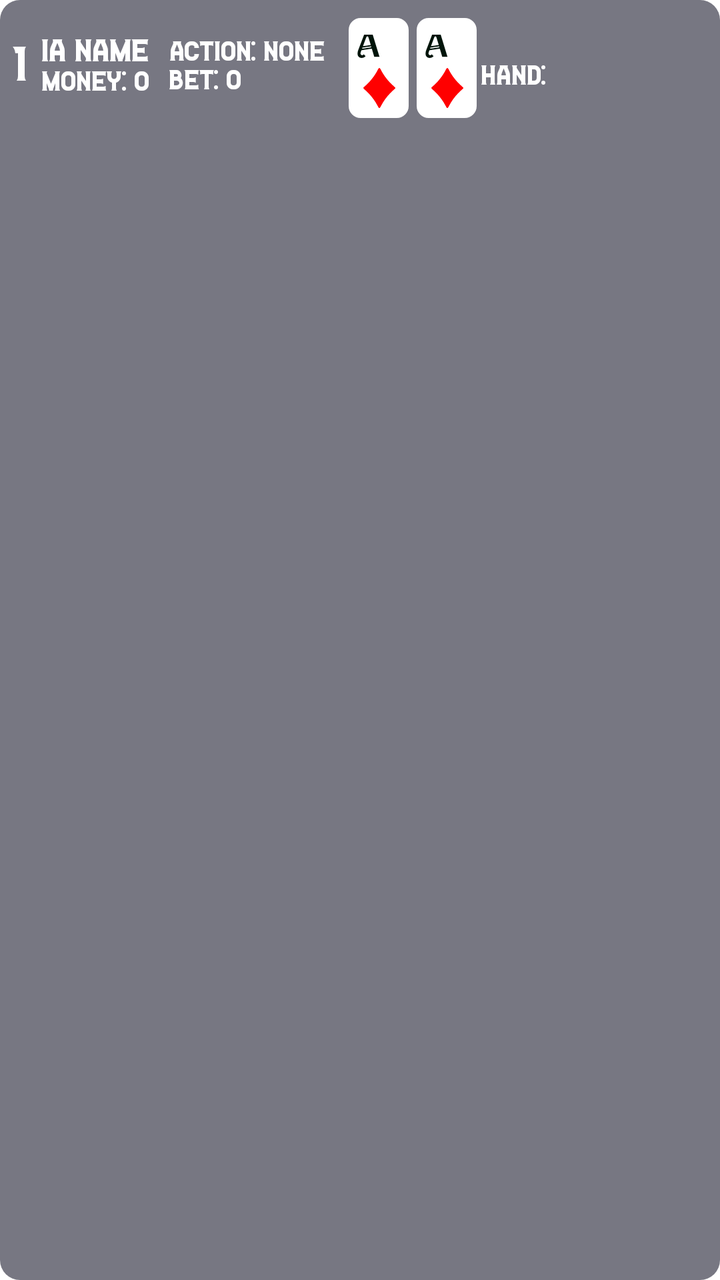
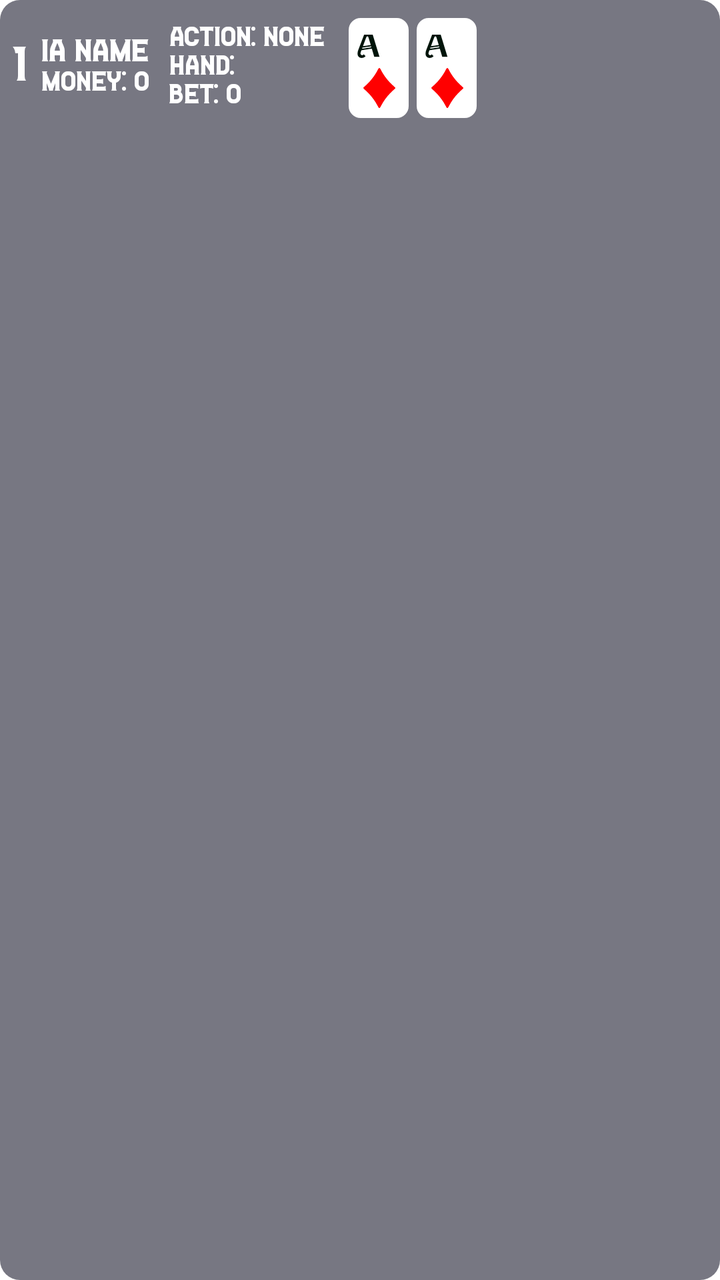

The first picture is an Android layout as it rendered before a commit; the second is the same layout after the commit. The layout source and the unified diff follow.
<!-- AndroidManifest.xml: application theme Theme.PokerLab -->
<!-- res/layout/ia_item.xml -->
<?xml version="1.0" encoding="utf-8"?>
<androidx.constraintlayout.widget.ConstraintLayout xmlns:android="http://schemas.android.com/apk/res/android"
    android:layout_width="wrap_content"
    android:layout_height="wrap_content"
    android:background="@drawable/rounded_corners"
    android:padding="4dp">

        <LinearLayout
            android:layout_width="wrap_content"
            android:layout_height="wrap_content"
            android:gravity="center"
            android:orientation="horizontal">

            <TextView
                android:id="@+id/IAposition"
                android:layout_width="wrap_content"
                android:layout_height="wrap_content"
                android:text="1"
                android:textColor="@color/backG"
                android:gravity="start"
                android:layout_marginStart="2dp"
                android:layout_marginEnd="2dp"
                android:fontFamily="@font/casino"
                android:orientation="vertical"/>

            <LinearLayout
                android:layout_width="wrap_content"
                android:layout_height="wrap_content"
                android:layout_margin="5dp"
                android:gravity="start"
                android:orientation="vertical">

                <TextView
                    android:id="@+id/iaName"
                    android:fontFamily="@font/casino"
                    android:layout_width="wrap_content"
                    android:layout_height="wrap_content"
                    android:text="IA Name"
                    android:textColor="@color/backG"
                    android:textSize="16sp" />

                <TextView
                    android:id="@+id/iaMoney"
                    android:fontFamily="@font/casino"
                    android:layout_width="wrap_content"
                    android:layout_height="wrap_content"
                    android:text="Money: 0"
                    android:textColor="@color/backG"
                    android:textSize="14sp" />

            </LinearLayout>

            <LinearLayout
                android:layout_width="wrap_content"
                android:layout_height="wrap_content"
                android:layout_margin="5dp"
                android:gravity="start"
                android:orientation="vertical">

                <TextView
                    android:id="@+id/iaAction"
                    android:fontFamily="@font/casino"
                    android:layout_width="wrap_content"
                    android:layout_height="wrap_content"
                    android:text="Action: None"
                    android:textColor="@color/backG"
                    android:textSize="14sp" />

                <TextView
                    android:id="@+id/iaBet"
                    android:fontFamily="@font/casino"
                    android:layout_width="wrap_content"
                    android:layout_height="wrap_content"
                    android:text="Bet: 0"
                    android:textColor="@color/backG"
                    android:textSize="14sp" />

            </LinearLayout>

            <LinearLayout
                android:layout_width="wrap_content"
                android:layout_height="wrap_content"
                android:padding="0dp"
                android:layout_margin="5dp"
                android:gravity="center"
                android:orientation="horizontal">
                    <include
                        android:id="@+id/AiCard1"
                        layout="@layout/card_item"
                        android:layout_marginStart="2dp"
                        android:layout_marginEnd="2dp"
                        android:layout_width="30dp"
                        android:layout_height="50dp"  />

                    <include
                        android:id="@+id/AiCard2"
                        layout="@layout/card_item"
                        android:layout_marginStart="2dp"
                        android:layout_marginEnd="2dp"
                        android:layout_width="30dp"
                        android:layout_height="50dp"  />
                    <TextView
                        android:id="@+id/iaHand"
                        android:layout_marginTop="5dp"
                        android:fontFamily="@font/casino"
                        android:layout_width="wrap_content"
                        android:layout_height="wrap_content"
                        android:text="Hand: "
                        android:layout_gravity="center_vertical"
                        android:textColor="@color/backG"
                        android:textSize="14sp" />
            </LinearLayout>

        </LinearLayout>
</androidx.constraintlayout.widget.ConstraintLayout>
<!-- res/layout/card_item.xml (included above) -->
<?xml version="1.0" encoding="utf-8"?>
<androidx.constraintlayout.widget.ConstraintLayout xmlns:android="http://schemas.android.com/apk/res/android"
    xmlns:tools="http://schemas.android.com/tools"
    android:layout_width="wrap_content"
    android:layout_height="wrap_content"
    xmlns:app="http://schemas.android.com/apk/res-auto"
    android:background="@drawable/rounded_corners_card"
    android:padding="4dp">

    <TextView
        android:id="@+id/cardValue"
        android:layout_width="20dp"
        android:layout_height="20dp"
        android:text="A"
        android:textColor="@color/textCard"
        app:autoSizeTextType="uniform"
        app:autoSizeMinTextSize="8sp"
        app:autoSizeMaxTextSize="24sp"
        app:autoSizeStepGranularity="2sp"
        app:layout_constraintStart_toStartOf="parent"
        app:layout_constraintTop_toTopOf="parent"
        app:layout_constraintWidth_default="percent"
        app:layout_constraintHeight_default="percent"
        app:layout_constraintWidth_percent="0.3"
        app:layout_constraintHeight_percent="0.3"
        app:layout_constraintDimensionRatio="1:1"
        style="@style/CardTextStyle"/>

    <ImageView
        android:id="@+id/cardSymbol"
        android:layout_width="24dp"
        android:layout_height="24dp"
        android:layout_gravity="center"
        android:src="@drawable/diamond"
        app:layout_constraintBottom_toBottomOf="parent"
        app:layout_constraintDimensionRatio="1:1"
        app:layout_constraintEnd_toEndOf="parent"
        app:layout_constraintHeight_default="percent"
        app:layout_constraintHeight_percent="0.5"
        app:layout_constraintStart_toStartOf="parent"
        app:layout_constraintTop_toBottomOf="@id/cardValue"
        app:layout_constraintWidth_default="percent"
        app:layout_constraintWidth_percent="0.5" />

</androidx.constraintlayout.widget.ConstraintLayout>
<!-- resources referenced by this layout -->
<resources>
  <color name="backG">#ffffff</color>
  <color name="textCard">#00140A</color>
  <!-- drawable diamond (drawable) -->
  <vector xmlns:android="http://schemas.android.com/apk/res/android"
      android:width="512dp"
      android:height="512dp"
      android:viewportWidth="512"
      android:viewportHeight="512">
    <path
        android:pathData="M250.4,44.9c-2.4,1.5 -4.9,5.4 -10.4,16.3 -34.4,67.7 -86.5,133.1 -144.2,180.9 -13.7,11.4 -13.8,15.3 -0.7,26.8 22.6,19.9 38.4,34.9 50.2,47.6 38.5,41.4 65.9,80 93,130.8 5.5,10.3 10.9,19.4 12.1,20.2 2.7,1.9 8.6,1.9 11.3,-0 1.2,-0.8 5.6,-8.1 9.9,-16.2 29.8,-57.1 62.8,-102.5 105.9,-145.9 12.7,-12.7 18.5,-18.1 41.2,-38.1 8.1,-7.1 9.5,-10.5 6.6,-15.8 -1,-1.8 -8.3,-8.8 -16.3,-15.6 -54.7,-46.9 -104,-109.7 -137,-174.7 -7.5,-15 -10.4,-18.2 -16,-18.2 -1.4,-0 -3.9,0.9 -5.6,1.9z"
        android:fillColor="#FF0000"
        android:strokeColor="#00000000"/>
  </vector>
  <!-- drawable rounded_corners (drawable) -->
  <shape xmlns:android="http://schemas.android.com/apk/res/android">
      <solid android:color="@color/iaDataBackground" />
      <corners android:radius="10dp" />
  </shape>
  <!-- drawable rounded_corners_card (drawable) -->
  <shape xmlns:android="http://schemas.android.com/apk/res/android">
      <solid android:color="@color/backgroundCard" />
      <stroke android:width="2dp" android:color="@color/borderCard" />
      <corners android:radius="5dp" />
  </shape>
  <style name="CardTextStyle">
          <item name="android:fontFamily">@font/sesame</item>
      </style>
  <style name="Theme.PokerLab" parent="Base.Theme.PokerLab" />
  <color name="iaDataBackground">#aa333344</color>
  <color name="backgroundCard">#fff</color>
  <color name="borderCard">#fff</color>
  <style name="Base.Theme.PokerLab" parent="Theme.Material3.DayNight.NoActionBar">
          <item name="colorPrimary">@color/noire</item>
          <item name="colorOnPrimary">@android:color/white</item>
          <item name="android:colorBackground">@color/blanc</item>
          <item name="android:textColor">@color/vert</item>
          <item name="android:buttonStyle">@style/ActionButtonStyle</item>
          
          <item name="android:textSize">25sp</item>
      </style>
  <color name="noire">#00140A</color>
  <color name="blanc">#FFFFFFFF</color>
  <color name="vert">#008000</color>
  <style name="ActionButtonStyle" parent="Widget.Material3.Button">
          <item name="backgroundTint">@color/vertclaire</item>
          <item name="android:textColor">@color/vert</item>
          <item name="android:textSize">10sp</item>
          <item name="android:fontFamily">@font/casino</item>
      </style>
  <color name="vertclaire">#DFFFDF</color>
</resources>

<!-- the commit's change to res/layout/ia_item.xml (unified diff, before → after) -->
@@ -67,6 +67,16 @@
                     android:textSize="14sp" />
 
                 <TextView
+                    android:id="@+id/iaHand"
+                    android:layout_width="wrap_content"
+                    android:layout_height="wrap_content"
+                    android:layout_gravity="center_vertical"
+                    android:fontFamily="@font/casino"
+                    android:text="Hand: "
+                    android:textColor="@color/backG"
+                    android:textSize="14sp" />
+
+                <TextView
                     android:id="@+id/iaBet"
                     android:fontFamily="@font/casino"
                     android:layout_width="wrap_content"
@@ -99,16 +109,7 @@
                         android:layout_marginEnd="2dp"
                         android:layout_width="30dp"
                         android:layout_height="50dp"  />
-                    <TextView
-                        android:id="@+id/iaHand"
-                        android:layout_marginTop="5dp"
-                        android:fontFamily="@font/casino"
-                        android:layout_width="wrap_content"
-                        android:layout_height="wrap_content"
-                        android:text="Hand: "
-                        android:layout_gravity="center_vertical"
-                        android:textColor="@color/backG"
-                        android:textSize="14sp" />
+
             </LinearLayout>
 
         </LinearLayout>
